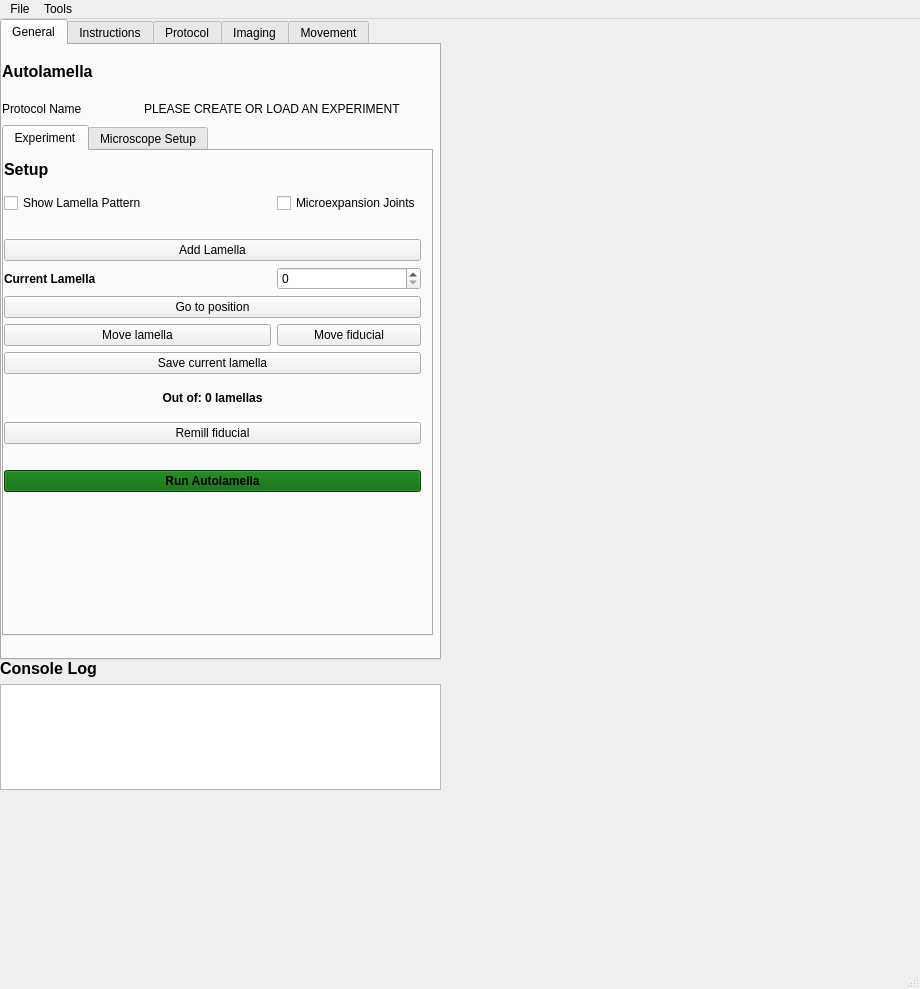
The window that autolamella/ui/UI.ui (DeMarcoLab/autolamella) describes before a commit, drawn with Qt 5.
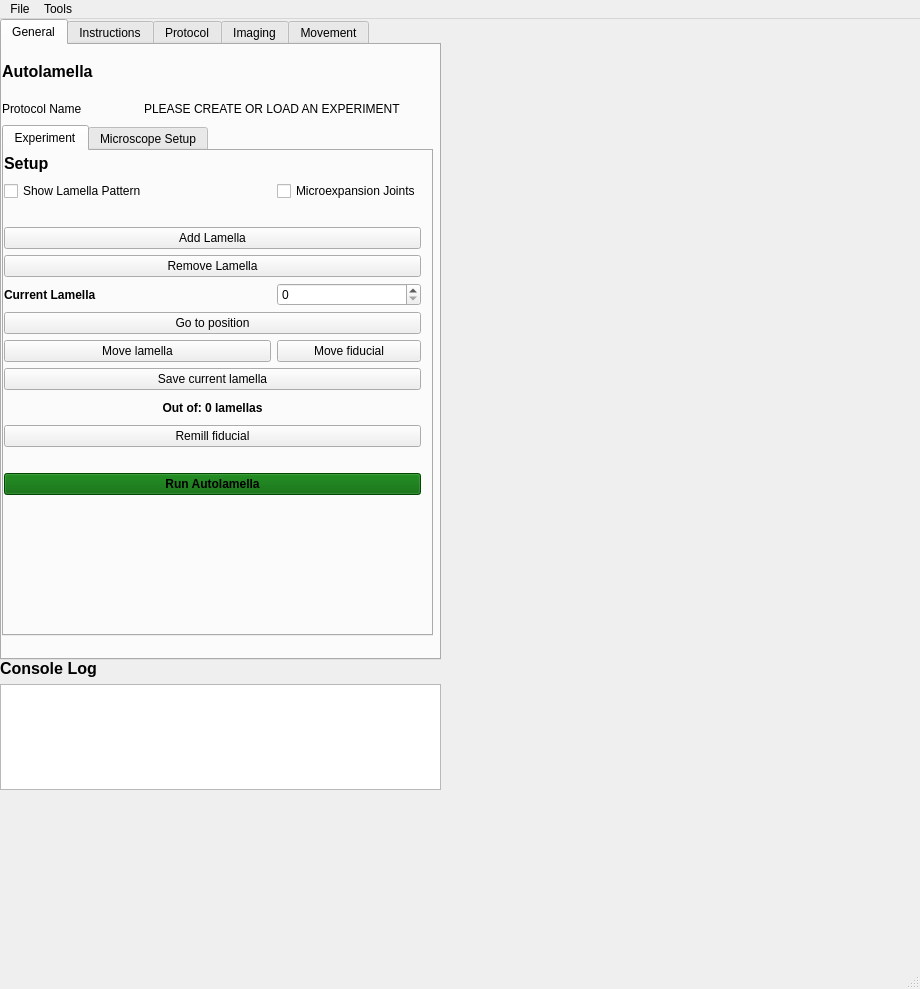
The same window after the commit. The open tabs and pages were chosen to show the change.

Commit message: remove button

Patch:
```diff
--- a/autolamella/ui/UI.ui
+++ b/autolamella/ui/UI.ui
@@ -140,60 +140,25 @@
           <x>0</x>
           <y>0</y>
           <width>417</width>
-          <height>341</height>
+          <height>344</height>
          </rect>
         </property>
         <layout class="QGridLayout" name="gridLayout">
-         <item row="4" column="1">
-          <widget class="QCheckBox" name="microexpansionCheckBox">
+         <item row="12" column="1">
+          <widget class="QPushButton" name="move_fiducial_button">
            <property name="text">
-            <string>Microexpansion Joints</string>
+            <string>Move fiducial</string>
            </property>
           </widget>
          </item>
-         <item row="15" column="0">
-          <spacer name="horizontalSpacer">
-           <property name="orientation">
-            <enum>Qt::Horizontal</enum>
-           </property>
-           <property name="sizeHint" stdset="0">
-            <size>
-             <width>40</width>
-             <height>20</height>
-            </size>
-           </property>
-          </spacer>
-         </item>
-         <item row="9" column="0">
-          <widget class="QLabel" name="label_4">
-           <property name="font">
-            <font>
-             <weight>75</weight>
-             <bold>true</bold>
-            </font>
-           </property>
+         <item row="6" column="0" colspan="2">
+          <widget class="QPushButton" name="add_button">
            <property name="text">
-            <string>Current Lamella</string>
+            <string>Add Lamella</string>
            </property>
           </widget>
          </item>
-         <item row="13" column="0" colspan="2">
-          <widget class="QLabel" name="lamella_count_txt">
-           <property name="font">
-            <font>
-             <weight>75</weight>
-             <bold>true</bold>
-            </font>
-           </property>
-           <property name="text">
-            <string>Out of: 0 lamellas</string>
-           </property>
-           <property name="alignment">
-            <set>Qt::AlignCenter</set>
-           </property>
-          </widget>
-         </item>
-         <item row="14" column="0" colspan="2">
+         <item row="15" column="0" colspan="2">
           <widget class="QPushButton" name="remill_fiducial">
            <property name="text">
             <string>Remill fiducial</string>
@@ -213,42 +178,27 @@
            </property>
           </widget>
          </item>
-         <item row="9" column="1">
-          <widget class="QSpinBox" name="lamella_index">
-           <property name="minimum">
-            <number>0</number>
+         <item row="16" column="0">
+          <spacer name="horizontalSpacer">
+           <property name="orientation">
+            <enum>Qt::Horizontal</enum>
            </property>
-          </widget>
-         </item>
-         <item row="11" column="1">
-          <widget class="QPushButton" name="move_fiducial_button">
-           <property name="text">
-            <string>Move fiducial</string>
+           <property name="sizeHint" stdset="0">
+            <size>
+             <width>40</width>
+             <height>20</height>
+            </size>
            </property>
-          </widget>
+          </spacer>
          </item>
-         <item row="6" column="0" colspan="2">
-          <widget class="QPushButton" name="add_button">
-           <property name="text">
-            <string>Add Lamella</string>
-           </property>
-          </widget>
-         </item>
-         <item row="11" column="0">
-          <widget class="QPushButton" name="move_lamella_button">
-           <property name="text">
-            <string>Move lamella</string>
-           </property>
-          </widget>
-         </item>
-         <item row="10" column="0" colspan="2">
+         <item row="11" column="0" colspan="2">
           <widget class="QPushButton" name="go_to_lamella">
            <property name="text">
             <string>Go to position</string>
            </property>
           </widget>
          </item>
-         <item row="17" column="0" colspan="2">
+         <item row="18" column="0" colspan="2">
           <widget class="QPushButton" name="run_button">
            <property name="font">
             <font>
@@ -264,20 +214,27 @@
            </property>
           </widget>
          </item>
-         <item row="5" column="0" colspan="2">
-          <spacer name="horizontalSpacer_2">
-           <property name="orientation">
-            <enum>Qt::Horizontal</enum>
+         <item row="10" column="0">
+          <widget class="QLabel" name="label_4">
+           <property name="font">
+            <font>
+             <weight>75</weight>
+             <bold>true</bold>
+            </font>
            </property>
-           <property name="sizeHint" stdset="0">
-            <size>
-             <width>40</width>
-             <height>20</height>
-            </size>
+           <property name="text">
+            <string>Current Lamella</string>
            </property>
-          </spacer>
+          </widget>
          </item>
-         <item row="12" column="0" colspan="2">
+         <item row="4" column="1">
+          <widget class="QCheckBox" name="microexpansionCheckBox">
+           <property name="text">
+            <string>Microexpansion Joints</string>
+           </property>
+          </widget>
+         </item>
+         <item row="13" column="0" colspan="2">
           <widget class="QPushButton" name="save_button">
            <property name="text">
             <string>Save current lamella</string>
@@ -298,6 +255,56 @@
            </property>
           </widget>
          </item>
+         <item row="10" column="1">
+          <widget class="QSpinBox" name="lamella_index">
+           <property name="minimum">
+            <number>0</number>
+           </property>
+          </widget>
+         </item>
+         <item row="5" column="0" colspan="2">
+          <spacer name="horizontalSpacer_2">
+           <property name="orientation">
+            <enum>Qt::Horizontal</enum>
+           </property>
+           <property name="sizeHint" stdset="0">
+            <size>
+             <width>40</width>
+             <height>20</height>
+            </size>
+           </property>
+          </spacer>
+         </item>
+         <item row="14" column="0" colspan="2">
+          <widget class="QLabel" name="lamella_count_txt">
+           <property name="font">
+            <font>
+             <weight>75</weight>
+             <bold>true</bold>
+            </font>
+           </property>
+           <property name="text">
+            <string>Out of: 0 lamellas</string>
+           </property>
+           <property name="alignment">
+            <set>Qt::AlignCenter</set>
+           </property>
+          </widget>
+         </item>
+         <item row="12" column="0">
+          <widget class="QPushButton" name="move_lamella_button">
+           <property name="text">
+            <string>Move lamella</string>
+           </property>
+          </widget>
+         </item>
+         <item row="7" column="0" colspan="2">
+          <widget class="QPushButton" name="remove_button">
+           <property name="text">
+            <string>Remove Lamella</string>
+           </property>
+          </widget>
+         </item>
         </layout>
        </widget>
       </widget>
```
Left out of the diff: 2 changed lines with no effect on the pictures. The commit also changes 1 other file.
